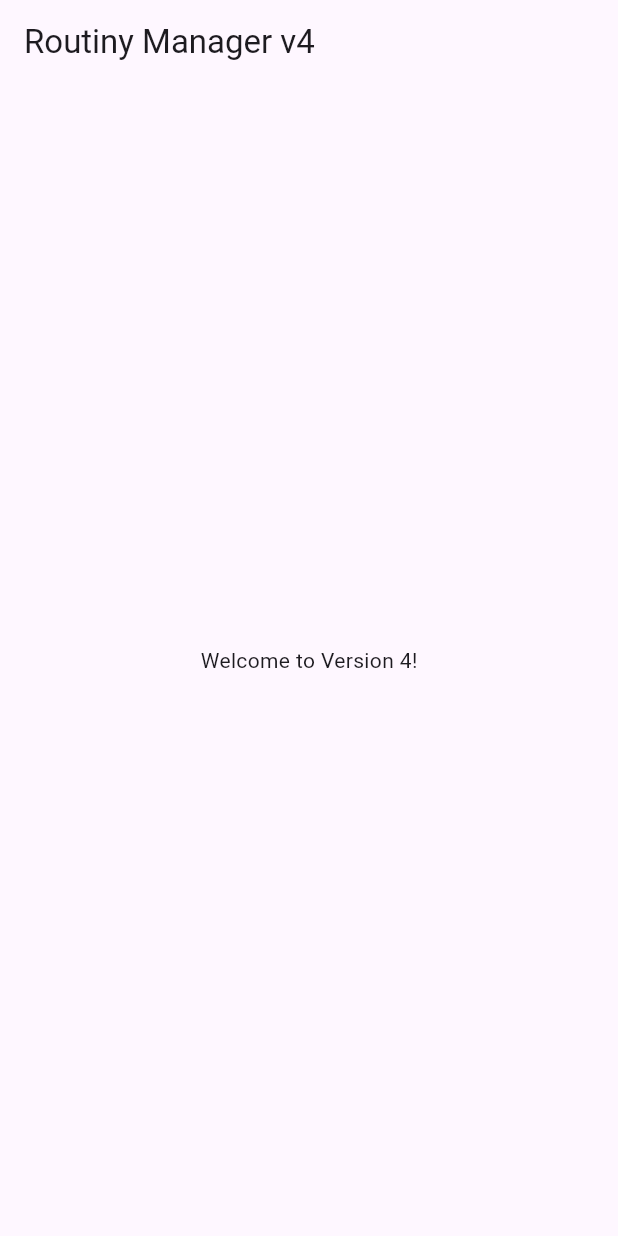
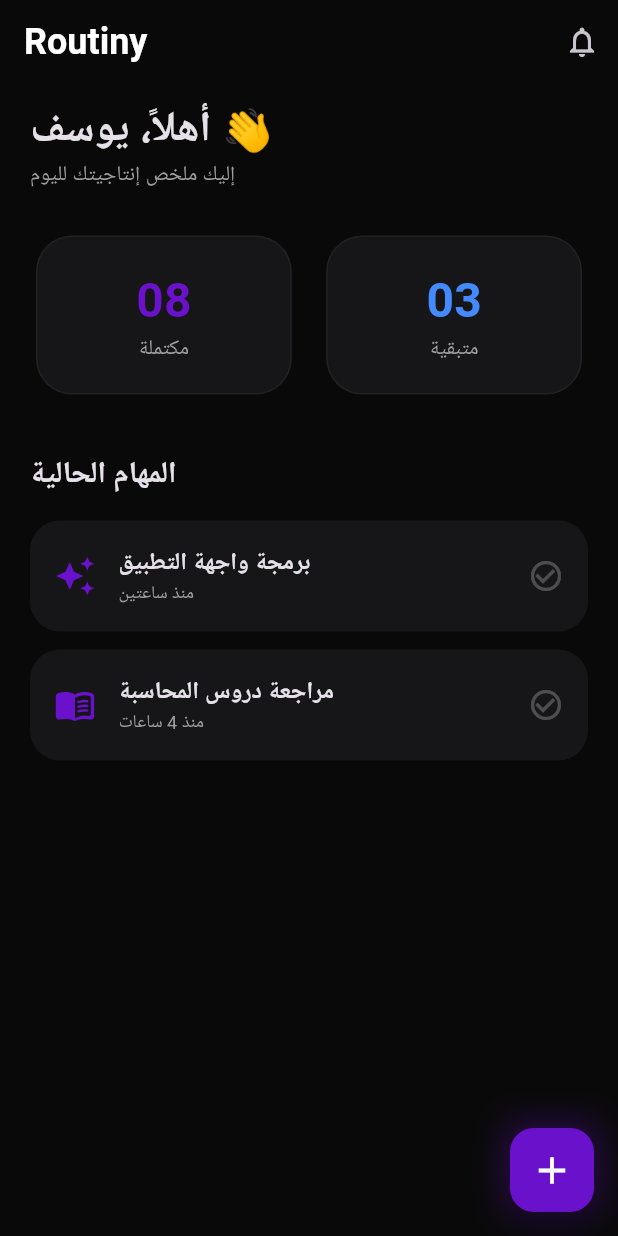
Before and after one commit to youssefpolo19/my_first_cloud_app, a Flutter app: the screen it shows after launch, on a phone screen of 412 x 824 dp. Run offline on Flutter 3.47's test engine with Material 3 defaults, Android fonts, the phone set to English and light mode, and no system bars.

Commit message:
Add files via upload

```diff
--- /dev/null
+++ b/lib/app_theme.dart
@@ -0,0 +1,31 @@
+import 'package:flutter/material.dart';
+
+class AppTheme {
+  // تدرجات الأرجواني الملكي
+  static const Color primaryPurple = Color(0xFF6A11CB);
+  static const Color accentPurple = Color(0xFF2575FC);
+  static const Color deepBlack = Color(0xFF090909);
+  static const Color surfaceDark = Color(0xFF161618);
+
+  static ThemeData get darkTheme {
+    return ThemeData(
+      brightness: Brightness.dark,
+      primaryColor: primaryPurple,
+      scaffoldBackgroundColor: deepBlack,
+      cardTheme: CardTheme(
+        color: surfaceDark,
+        elevation: 0,
+        shape: RoundedRectangleBorder(
+          borderRadius: BorderRadius.circular(24),
+          side: BorderSide(color: Colors.white.withOpacity(0.05), width: 1),
+        ),
+      ),
+      appBarTheme: const AppBarTheme(
+        backgroundColor: Colors.transparent,
+        elevation: 0,
+        centerTitle: false,
+        titleTextStyle: TextStyle(fontSize: 24, fontWeight: FontWeight.bold, color: Colors.white),
+      ),
+    );
+  }
+}
--- /dev/null
+++ b/lib/home_page.dart
@@ -0,0 +1,97 @@
+import 'package:flutter/material.dart';
+import 'app_theme.dart';
+
+class HomePage extends StatelessWidget {
+  const HomePage({super.key});
+
+  @override
+  Widget build(BuildContext context) {
+    return Scaffold(
+      appBar: AppBar(
+        title: const Text('Routiny'),
+        actions: [
+          IconButton(icon: const Icon(Icons.notifications_none), onPressed: () {}),
+        ],
+      ),
+      body: SingleChildScrollView(
+        padding: const EdgeInsets.symmetric(horizontal: 20, vertical: 10),
+        child: Column(
+          crossAxisAlignment: CrossAxisAlignment.start,
+          children: [
+            const Text("أهلاً، يوسف 👋", style: TextStyle(fontSize: 28, fontWeight: FontWeight.bold)),
+            const Text("إليك ملخص إنتاجيتك لليوم", style: TextStyle(color: Colors.grey)),
+            const SizedBox(height: 25),
+
+            // قسم البطاقات الإحصائية
+            Row(
+              children: [
+                _buildStatCard("مكتملة", "08", AppTheme.primaryPurple),
+                const SizedBox(width: 15),
+                _buildStatCard("متبقية", "03", Colors.blueAccent),
+              ],
+            ),
+            const SizedBox(height: 35),
+
+            const Text("المهام الحالية", style: TextStyle(fontSize: 20, fontWeight: FontWeight.bold)),
+            const SizedBox(height: 15),
+
+            _buildModernTask("برمجة واجهة التطبيق", "منذ ساعتين", Icons.auto_awesome),
+            _buildModernTask("مراجعة دروس المحاسبة", "منذ 4 ساعات", Icons.menu_book_rounded),
+          ],
+        ),
+      ),
+      floatingActionButton: Container(
+        decoration: BoxDecoration(
+          boxShadow: [BoxShadow(color: AppTheme.primaryPurple.withOpacity(0.4), blurRadius: 20, spreadRadius: 2)],
+        ),
+        child: FloatingActionButton(
+          onPressed: () {},
+          backgroundColor: AppTheme.primaryPurple,
+          child: const Icon(Icons.add, color: Colors.white, size: 30),
+        ),
+      ),
+    );
+  }
+
+  Widget _buildStatCard(String title, String value, Color color) {
+    return Expanded(
+      child: Card(
+        child: Padding(
+          padding: const EdgeInsets.all(20.0),
+          child: Column(
+            children: [
+              Text(value, style: TextStyle(fontSize: 32, fontWeight: FontWeight.bold, color: color)),
+              Text(title, style: const TextStyle(color: Colors.grey, fontSize: 14)),
+            ],
+          ),
+        ),
+      ),
+    );
+  }
+
+  Widget _buildModernTask(String title, String time, IconData icon) {
+    return Container(
+      margin: const EdgeInsets.only(bottom: 12),
+      padding: const EdgeInsets.all(16),
+      decoration: BoxDecoration(
+        color: AppTheme.surfaceDark,
+        borderRadius: BorderRadius.circular(20),
+      ),
+      child: Row(
+        children: [
+          Icon(icon, color: AppTheme.primaryPurple, size: 28),
+          const SizedBox(width: 15),
+          Column(
+            crossAxisAlignment: CrossAxisAlignment.start,
+            children: [
+              Text(title, style: const TextStyle(fontSize: 16, fontWeight: FontWeight.w600)),
+              Text(time, style: const TextStyle(color: Colors.grey, fontSize: 12)),
+            ],
+          ),
+          const Spacer(),
+          const Icon(Icons.check_circle_outline, color: Colors.white24),
+        ],
+      ),
+    );
+  }
+}
--- a/lib/main.dart
+++ b/lib/main.dart
@@ -1,19 +1,21 @@
 import 'package:flutter/material.dart';
+import 'app_theme.dart';
+import 'home_page.dart';
 
 void main() {
-  runApp(const MyApp());
+  runApp(const RoutinyApp());
 }
 
-class MyApp extends StatelessWidget {
-  const MyApp({super.key});
+class RoutinyApp extends StatelessWidget {
+  const RoutinyApp({super.key});
 
   @override
   Widget build(BuildContext context) {
     return MaterialApp(
-      home: Scaffold(
-        appBar: AppBar(title: const Text('Routiny Manager v4')),
-        body: const Center(child: Text('Welcome to Version 4!')),
-      ),
+      debugShowCheckedModeBanner: false,
+      title: 'Routiny Manager',
+      theme: AppTheme.darkTheme, // تفعيل الثيم المطور
+      home: const HomePage(),
     );
   }
 }
```
